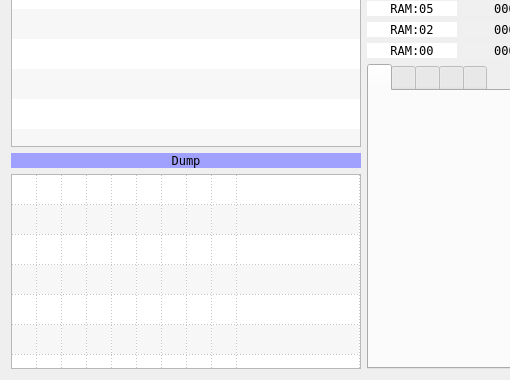
First picture: the form in ui/debuger.ui, repository samstyle/Xpeccy, before the edit; both pictures show x 0 to 510 and y 262 to 642 of the 757 by 642 pixel window.
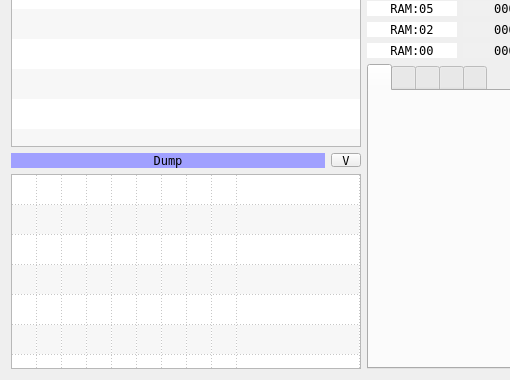
Second picture: the form after the edit. Icons and pictures are not drawn. Custom widgets are drawn as their Qt base class.

Commit message: build next [+] Selecting of codepage for memory dump: cp1251, ibm866 or koi8r

The edit to the form file:
```diff
--- a/ui/debuger.ui
+++ b/ui/debuger.ui
@@ -225,6 +225,8 @@
       </widget>
      </item>
      <item>
+      <layout class="QHBoxLayout" name="horizontalLayout_8">
+       <item>
       <widget class="QLabel" name="label_28">
        <property name="styleSheet">
         <string notr="true">background-color: rgb(160, 160, 255)</string>
@@ -238,6 +240,28 @@
       </widget>
      </item>
      <item>
+        <widget class="QToolButton" name="tbCodepage">
+         <property name="maximumSize">
+          <size>
+           <width>16777215</width>
+           <height>14</height>
+          </size>
+         </property>
+         <property name="text">
+          <string>V</string>
+         </property>
+         <property name="icon">
+          <iconset resource="../xpeccy.qrc">
+           <normaloff>:/images/settings.png</normaloff>:/images/settings.png</iconset>
+         </property>
+         <property name="popupMode">
+          <enum>QToolButton::InstantPopup</enum>
+         </property>
+        </widget>
+       </item>
+      </layout>
+     </item>
+     <item>
       <widget class="QTableWidget" name="dumpTable">
        <property name="minimumSize">
         <size>
```
Left out of the diff: 26 changed lines with no effect on the pictures. Lines whose indentation alone changed are shown as unchanged. The commit also changes 10 other files.
